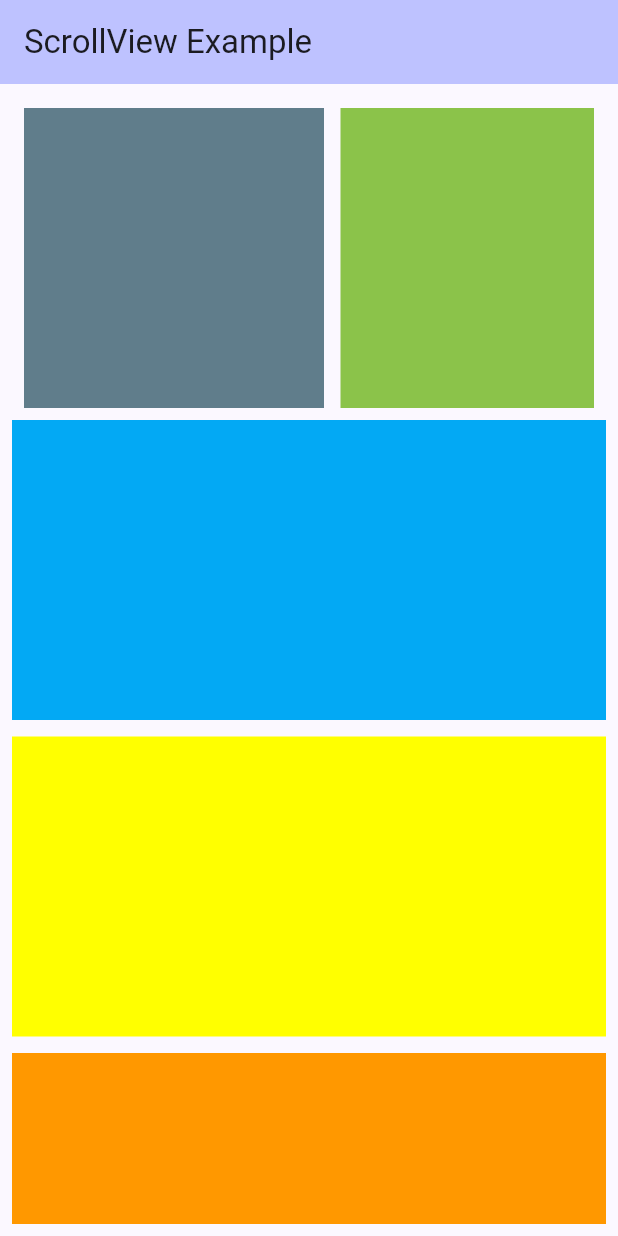
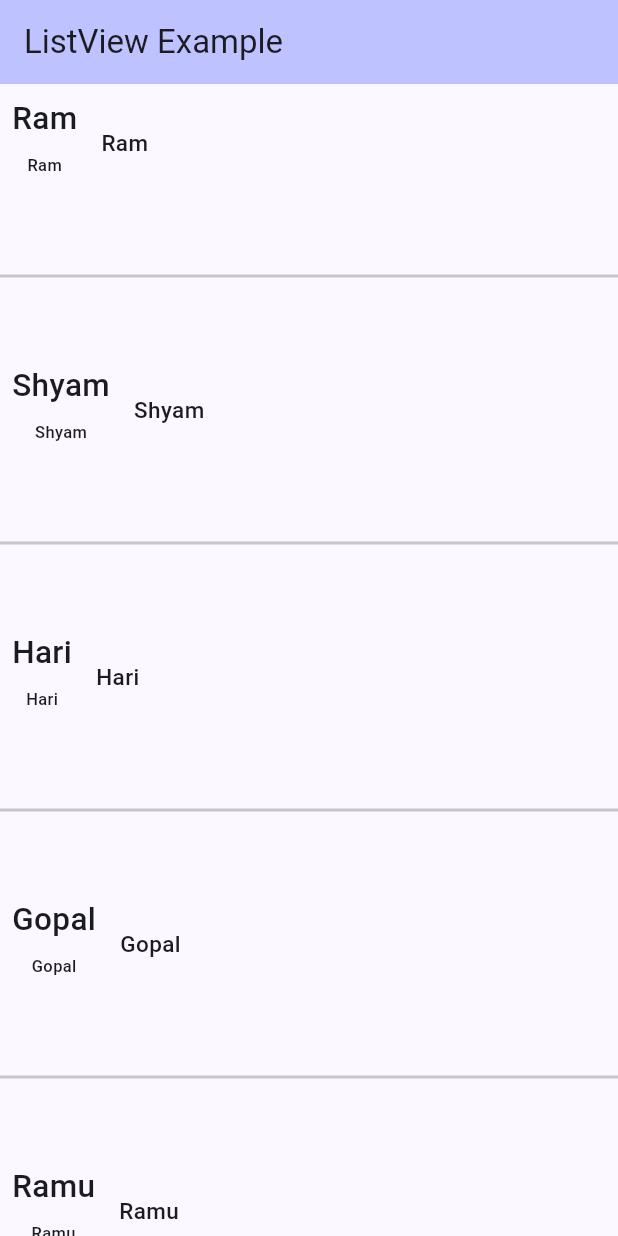
Before and after one commit to sthnischal/Flutter-Basics, a Flutter app: the screen it shows after launch, on a phone screen of 412 x 824 dp. Run offline on Flutter 3.47's test engine with Material 2 defaults, Android fonts, the phone set to English and light mode, and no system bars.

Commit message:
Listview and its component added

```diff
--- a/flutterbasics/lib/main.dart
+++ b/flutterbasics/lib/main.dart
@@ -43,95 +43,106 @@ class _MyHomePageState extends State<MyHomePage> {
 
   @override
   Widget build(BuildContext context) {
+    var arrNames = ['Ram', 'Shyam', 'Hari', 'Gopal', 'Ramu', 'Sita', 'Gita'];
+
     return Scaffold(
         appBar: AppBar(
           backgroundColor: Theme.of(context).colorScheme.inversePrimary,
-          title: Text('ScrollView Example'),
+          title: Text('ListView Example'),
         ),
-        body: Padding(
-          padding: const EdgeInsets.all(8.0),
-          child: SingleChildScrollView(
-            child: Column(
+        body:
+            // ListView(
+            //   //scrollDirection: Axis.horizontal,
+            //   //reverse: true,
+            //   children: [
+            //     Padding(
+            //       padding: const EdgeInsets.all(8.0),
+            //       child: Text(
+            //         'One',
+            //         style: TextStyle(fontSize: 21, fontWeight: FontWeight.w500),
+            //       ),
+            //     ),
+            //     Padding(
+            //       padding: const EdgeInsets.all(8.0),
+            //       child: Text(
+            //         'Two',
+            //         style: TextStyle(fontSize: 21, fontWeight: FontWeight.w500),
+            //       ),
+            //     ),
+            //     Padding(
+            //       padding: const EdgeInsets.all(8.0),
+            //       child: Text(
+            //         'Three',
+            //         style: TextStyle(fontSize: 21, fontWeight: FontWeight.w500),
+            //       ),
+            //     ),
+            //     Padding(
+            //       padding: const EdgeInsets.all(8.0),
+            //       child: Text(
+            //         'Four',
+            //         style: TextStyle(fontSize: 21, fontWeight: FontWeight.w500),
+            //       ),
+            //     ),
+            //   ],
+            // ),
+
+            //   ListView.builder(
+            //   itemBuilder: (context, index) {
+            //     return Text(
+            //       arrNames[index],
+            //       style: TextStyle(fontSize: 21, fontWeight: FontWeight.w500),
+            //     );
+            //   },
+            //   itemCount: arrNames.length,
+            //   //reverse: true,
+            //   //itemExtent: 100,
+            //   //scrollDirection: Axis.horizontal,
+            // )
+
+            ListView.separated(
+          itemBuilder: (context, index) {
+            return Row(
               children: [
                 Padding(
                   padding: const EdgeInsets.all(8.0),
-                  child: SingleChildScrollView(
-                    scrollDirection: Axis.horizontal,
-                    child: Row(
-                      children: [
-                        Container(
-                          margin: EdgeInsets.only(right: 11),
-                          height: 200,
-                          width: 200,
-                          color: Colors.blueGrey,
+                  child: Column(
+                    children: [
+                      Text(
+                        arrNames[index],
+                        style: TextStyle(
+                            fontSize: 21, fontWeight: FontWeight.w500),
+                      ),
+                      Padding(
+                        padding: const EdgeInsets.all(8.0),
+                        child: Text(
+                          arrNames[index],
+                          style: TextStyle(
+                              fontSize: 11, fontWeight: FontWeight.w500),
                         ),
-                        Container(
-                          margin: EdgeInsets.only(right: 11),
-                          height: 200,
-                          width: 200,
-                          color: Colors.lightGreen,
-                        ),
-                        Container(
-                          margin: EdgeInsets.only(right: 11),
-                          height: 200,
-                          width: 200,
-                          color: Colors.black,
-                        ),
-                        Container(
-                          margin: EdgeInsets.only(right: 11),
-                          height: 200,
-                          width: 200,
-                          color: Colors.red,
-                        ),
-                      ],
-                    ),
+                      ),
+                    ],
                   ),
                 ),
-                Container(
-                  margin: EdgeInsets.only(bottom: 11),
-                  height: 200,
-                  //width: 200,
-                  color: Colors.lightBlue,
-                ),
-                Container(
-                  margin: EdgeInsets.only(bottom: 11),
-                  height: 200,
-                  //width: 200,
-                  color: Colors.yellowAccent,
-                ),
-                Container(
-                  margin: EdgeInsets.only(bottom: 11),
-                  height: 200,
-                  //width: 200,
-                  color: Colors.orange,
-                ),
-                Container(
-                  margin: EdgeInsets.only(bottom: 11),
-                  height: 200,
-                  //width: 200,
-                  color: Colors.lightGreen,
-                ),
-                Container(
-                  margin: EdgeInsets.only(bottom: 11),
-                  height: 200,
-                  //width: 200,
-                  color: Colors.lightBlue,
-                ),
-                Container(
-                  margin: EdgeInsets.only(bottom: 11),
-                  height: 200,
-                  //width: 200,
-                  color: Colors.yellowAccent,
-                ),
-                Container(
-                  margin: EdgeInsets.only(bottom: 11),
-                  height: 200,
-                  //width: 200,
-                  color: Colors.orange,
+                Padding(
+                  padding: const EdgeInsets.all(8.0),
+                  child: Text(
+                    arrNames[index],
+                    style: TextStyle(fontSize: 15, fontWeight: FontWeight.w500),
+                  ),
                 )
               ],
-            ),
-          ),
+            );
+          },
+          itemCount: arrNames.length,
+          separatorBuilder: (context, index) {
+            return Divider(
+              height: 100,
+              thickness: 2,
+            );
+          },
+          //reverse: true,
+          //itemExtent: 100,
+          //scrollDirection: Axis.horizontal,
         ));
   }
 }
```
